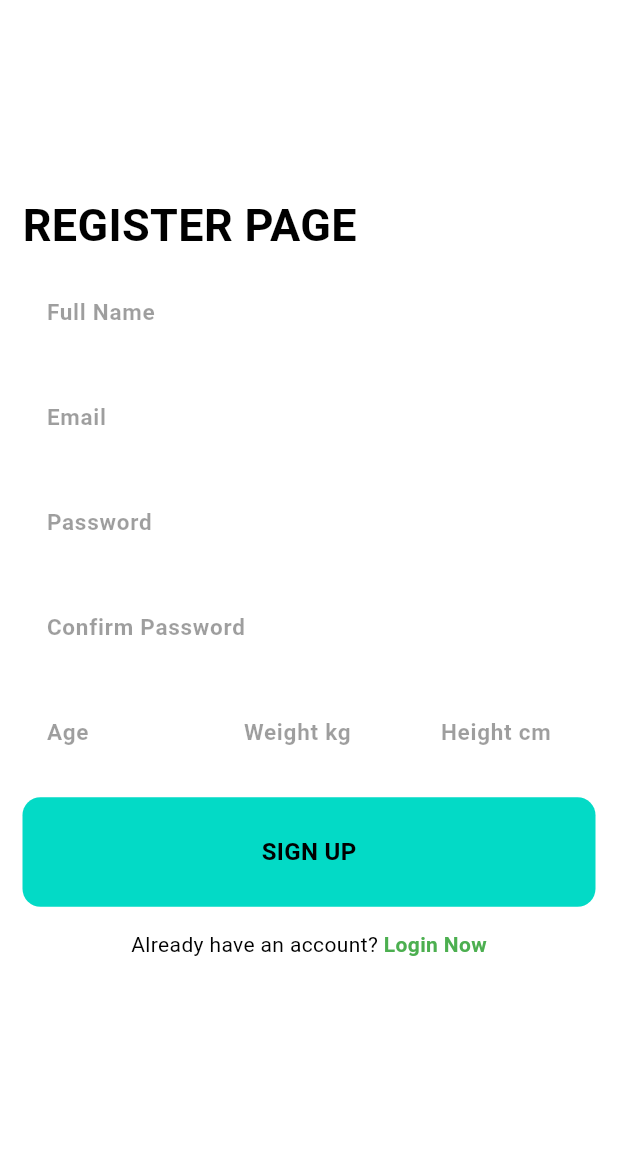
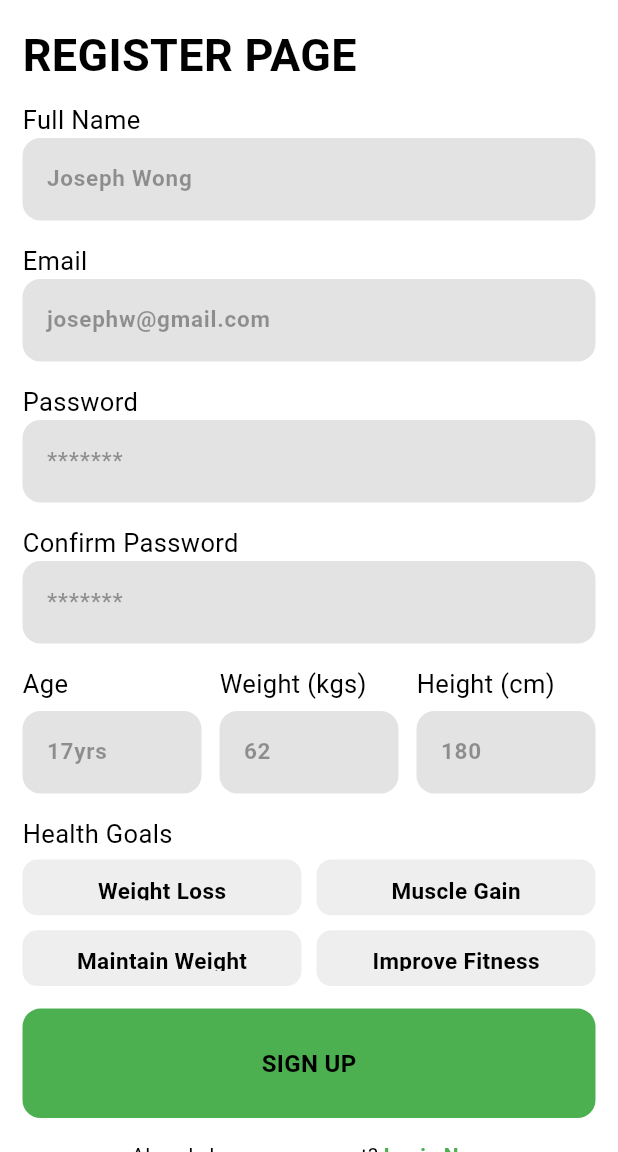
Before and after one commit to xx2301/healthtech-team-project, a Flutter app: the RegisterPage screen opened directly with empty values, on a phone screen of 412 x 824 dp, the part 84-1236 px from its top. Run offline on Flutter 3.47's test engine with Material 3 defaults, Android fonts, the light colour scheme and no system bars; our stand-ins replace fl_chart, flutter_bloc, shared_preferences; accounts and stored records are empty.

Commit message:
ogin and register update

```diff
--- /dev/null
+++ b/frontend/src/auth2_flutter/lib/features/data/domain/presentation/components/goal_chips.dart
@@ -0,0 +1,45 @@
+import 'package:flutter/material.dart';
+
+class GoalChip extends StatefulWidget {
+  final String label;
+  final bool isSelected;
+  final VoidCallback onTap;
+
+  const GoalChip({
+    super.key,
+    required this.label,
+    required this.isSelected,
+    required this.onTap,
+  });
+
+  @override
+  State<GoalChip> createState() => _GoalChipState();
+}
+
+class _GoalChipState extends State<GoalChip> {
+  @override
+  Widget build(BuildContext context) {
+    return GestureDetector(
+      onTap: widget.onTap,
+      child: Container(
+        padding: const EdgeInsets.symmetric(horizontal: 16, vertical: 10),
+        decoration: BoxDecoration(
+          color: widget.isSelected
+              ? const Color.fromARGB(255, 92, 173, 94)
+              : Colors.grey.shade200,
+          borderRadius: BorderRadius.circular(10),
+        ),
+        child: Center(
+          child: Text(
+            widget.label,
+            style: const TextStyle(
+              fontSize: 15,
+              fontWeight: FontWeight.bold,
+
+            ),
+          ),
+        ),
+      ),
+    );
+  }
+}
--- /dev/null
+++ b/frontend/src/auth2_flutter/lib/features/data/domain/presentation/components/header_title.dart
@@ -0,0 +1,15 @@
+import 'package:flutter/material.dart';
+
+class HeaderTitle extends StatelessWidget {
+  final String text;
+  const HeaderTitle({super.key, required this.text});
+
+  @override
+  Widget build(BuildContext context) {
+    return
+    Text(
+      text,
+      style: TextStyle(fontSize: 17),
+    );
+  }
+}
--- a/frontend/src/auth2_flutter/lib/features/data/domain/presentation/components/my_button.dart
+++ b/frontend/src/auth2_flutter/lib/features/data/domain/presentation/components/my_button.dart
@@ -13,7 +13,7 @@ class MyButton extends StatelessWidget {
       child: Container(
         padding: const EdgeInsets.all(25),
         decoration: BoxDecoration(
-          color: Theme.of(context).colorScheme.tertiary,
+          color: Colors.green,
           borderRadius: BorderRadius.circular(12),
         ),
         child: Center(
--- a/frontend/src/auth2_flutter/lib/features/data/domain/presentation/components/my_textfield.dart
+++ b/frontend/src/auth2_flutter/lib/features/data/domain/presentation/components/my_textfield.dart
@@ -45,7 +45,7 @@ class MyTextfield extends StatelessWidget {
         ),
         hintText: hintText,
         hintStyle: TextStyle(color: Colors.black38),
-        fillColor: Colors.white,
+        fillColor: const Color.fromARGB(74, 158, 158, 158),
         filled: true,
       ),
     );
--- a/frontend/src/auth2_flutter/lib/features/data/domain/presentation/pages/login.dart
+++ b/frontend/src/auth2_flutter/lib/features/data/domain/presentation/pages/login.dart
@@ -58,7 +58,7 @@ class _LoginPageState extends State<LoginPage> {
           //cancel button
           TextButton(
             onPressed: () => Navigator.pop(context),
-            child: const Text("Cancel"),
+            child: const Text("Cancel", style: TextStyle(fontWeight: FontWeight.bold),),
           ),
 
           //reset button
@@ -82,7 +82,7 @@ class _LoginPageState extends State<LoginPage> {
                 );
               }
             },
-            child: const Text("Reset"),
+            child: const Text("Reset", style: TextStyle(fontWeight: FontWeight.bold),),
           ),
         ],
       ),
--- a/frontend/src/auth2_flutter/lib/features/data/domain/presentation/pages/register.dart
+++ b/frontend/src/auth2_flutter/lib/features/data/domain/presentation/pages/register.dart
@@ -1,4 +1,6 @@
 import 'package:auth2_flutter/features/data/domain/presentation/components/appbar2.dart';
+import 'package:auth2_flutter/features/data/domain/presentation/components/goal_chips.dart';
+import 'package:auth2_flutter/features/data/domain/presentation/components/header_title.dart';
 import 'package:auth2_flutter/features/data/domain/presentation/components/my_button.dart';
 import 'package:auth2_flutter/features/data/domain/presentation/components/my_textfield.dart';
 import 'package:auth2_flutter/features/data/domain/presentation/cubits/auth_cubit.dart';
@@ -23,6 +25,7 @@ class _RegisterPageState extends State<RegisterPage> {
   final ageController = TextEditingController();
   final weightController = TextEditingController();
   final heightController = TextEditingController();
+  Set<String> selectedGoals = {};
 
   //focusnode for enter key navigation
   final FocusNode emailFocusNode = FocusNode();
@@ -92,27 +95,33 @@ class _RegisterPageState extends State<RegisterPage> {
   Widget build(BuildContext context) {
     return Scaffold(
       appBar: Appbar2(),
-      body: Center(
+      body: SingleChildScrollView(
+        child: Center(
           child: Padding(
             padding: const EdgeInsets.all(15.0),
             child: Column(
               mainAxisAlignment: MainAxisAlignment.center,
+              crossAxisAlignment: CrossAxisAlignment.start,
               children: [
                 //page name
                 Row(
                   children: [
                     Text(
                       "REGISTER PAGE",
-                    style: TextStyle(fontSize: 30, fontWeight: FontWeight.bold),
+                      style: TextStyle(
+                        fontSize: 30,
+                        fontWeight: FontWeight.bold,
+                      ),
                     ),
                   ],
                 ),
                 const SizedBox(height: 10),
 
+                HeaderTitle(text: "Full Name"),
                 //full name textfield
                 MyTextfield(
                   controller: fullNameController,
-                hintText: "Full Name",
+                  hintText: "Joseph Wong",
                   obsecureText: false,
                   textInputAction: TextInputAction.next,
                   onSubmitted: () {
@@ -120,10 +129,12 @@ class _RegisterPageState extends State<RegisterPage> {
                   },
                 ),
                 const SizedBox(height: 15),
+
+                HeaderTitle(text: "Email"),
                 //email textfield
                 MyTextfield(
                   controller: emailController,
-                hintText: "Email",
+                  hintText: "josephw@gmail.com",
                   obsecureText: false,
                   focusNode: emailFocusNode,
                   keyboardType: TextInputType.emailAddress,
@@ -135,23 +146,27 @@ class _RegisterPageState extends State<RegisterPage> {
 
                 const SizedBox(height: 15),
 
+                HeaderTitle(text: "Password"),
                 //password textfield
                 MyTextfield(
                   controller: passwordController,
-                hintText: "Password",
+                  hintText: "*******",
                   obsecureText: true,
                   focusNode: passwordFocusNode,
                   textInputAction: TextInputAction.next,
                   onSubmitted: () {
-                  FocusScope.of(context).requestFocus(confirmPasswordFocusNode);
+                    FocusScope.of(
+                      context,
+                    ).requestFocus(confirmPasswordFocusNode);
                   },
                 ),
                 const SizedBox(height: 15),
 
+                HeaderTitle(text: "Confirm Password"),
                 //confirm password
                 MyTextfield(
                   controller: confirmPasswordController,
-                hintText: "Confirm Password",
+                  hintText: "*******",
                   obsecureText: true,
                   focusNode: confirmPasswordFocusNode,
                   textInputAction: TextInputAction.next,
@@ -163,60 +178,152 @@ class _RegisterPageState extends State<RegisterPage> {
                 const SizedBox(height: 15),
 
                 //row textfield details
-
                 Row(
                   children: [
-
-                  //age textfield
+                    // AGE
                     Expanded(
-                    child: MyTextfield(
+                      child: Column(
+                        crossAxisAlignment: CrossAxisAlignment.start,
+                        children: [
+                          HeaderTitle(text: "Age"),
+                          const SizedBox(height: 6),
+                          MyTextfield(
                             controller: ageController,
-                      hintText: "Age",
+                            hintText: "17yrs",
                             obsecureText: false,
                             focusNode: ageFocusNode,
                             keyboardType: TextInputType.number,
                             textInputAction: TextInputAction.next,
                             onSubmitted: () {
-                        FocusScope.of(context).requestFocus(weightFocusNode);
+                              FocusScope.of(
+                                context,
+                              ).requestFocus(weightFocusNode);
                             },
+                          ),
+                        ],
                       ),
                     ),
 
                     const SizedBox(width: 12),
 
-                  //weight textfield
+                    // WEIGHT
                     Expanded(
-                    child: MyTextfield(
+                      child: Column(
+                        crossAxisAlignment: CrossAxisAlignment.start,
+                        children: [
+                          HeaderTitle(text: "Weight (kgs)"),
+                          const SizedBox(height: 6),
+                          MyTextfield(
                             controller: weightController,
-                      hintText: "Weight kg",
+                            hintText: "62",
                             obsecureText: false,
                             focusNode: weightFocusNode,
                             keyboardType: TextInputType.number,
                             textInputAction: TextInputAction.next,
                             onSubmitted: () {
-                        FocusScope.of(context).requestFocus(heightFocusNode);
+                              FocusScope.of(
+                                context,
+                              ).requestFocus(heightFocusNode);
                             },
+                          ),
+                        ],
                       ),
                     ),
 
                     const SizedBox(width: 12),
 
-                  //height textfield
+                    // HEIGHT
                     Expanded(
-                    child: MyTextfield(
+                      child: Column(
+                        crossAxisAlignment: CrossAxisAlignment.start,
+                        children: [
+                          HeaderTitle(text: "Height (cm)"),
+                          const SizedBox(height: 6),
+                          MyTextfield(
                             controller: heightController,
-                      hintText: "Height cm",
+                            hintText: "180",
                             obsecureText: false,
                             focusNode: heightFocusNode,
                             keyboardType: TextInputType.number,
                             textInputAction: TextInputAction.done,
                             onSubmitted: register,
                           ),
+                        ],
+                      ),
                     ),
                   ],
                 ),
                 const SizedBox(height: 15),
 
+                HeaderTitle(text: "Health Goals"),
+                const SizedBox(height: 5),
+                GridView.count(
+                  crossAxisCount: 2,
+                  crossAxisSpacing: 10,
+                  mainAxisSpacing: 10,
+                  shrinkWrap: true,
+                  physics: const NeverScrollableScrollPhysics(),
+                  childAspectRatio: 5,
+                  children: [
+                    GoalChip(
+                      label: "Weight Loss",
+                      isSelected: selectedGoals.contains("Weight Loss"),
+                      onTap: () {
+                        setState(() {
+                          if (selectedGoals.contains("Weight Loss")) {
+                            selectedGoals.remove("Weight Loss");
+                          } else {
+                            selectedGoals.add("Weight Loss");
+                          }
+                        });
+                      },
+                    ),
+
+                    GoalChip(
+                      label: "Muscle Gain",
+                      isSelected: selectedGoals.contains("Muscle Gain"),
+                      onTap: () {
+                        setState(() {
+                          if (selectedGoals.contains("Muscle Gain")) {
+                            selectedGoals.remove("Muscle Gain");
+                          } else {
+                            selectedGoals.add("Muscle Gain");
+                          }
+                        });
+                      },
+                    ),
+
+                    GoalChip(
+                      label: "Maintain Weight",
+                      isSelected: selectedGoals.contains("Maintain Weight"),
+                      onTap: () {
+                        setState(() {
+                          if (selectedGoals.contains("Maintain Weight")) {
+                            selectedGoals.remove("Maintain Weight");
+                          } else {
+                            selectedGoals.add("Maintain Weight");
+                          }
+                        });
+                      },
+                    ),
+
+                    GoalChip(
+                      label: "Improve Fitness",
+                      isSelected: selectedGoals.contains("Improve Fitness"),
+                      onTap: () {
+                        setState(() {
+                          if (selectedGoals.contains("Improve Fitness")) {
+                            selectedGoals.remove("Improve Fitness");
+                          } else {
+                            selectedGoals.add("Improve Fitness");
+                          }
+                        });
+                      },
+                    ),
+                  ],
+                ),
+
+                const SizedBox(height: 15),
                 //login button
                 MyButton(onTap: register, text: "SIGN UP"),
 
@@ -243,6 +350,7 @@ class _RegisterPageState extends State<RegisterPage> {
             ),
           ),
         ),
+      ),
     );
   }
 }
--- a/frontend/src/auth2_flutter/lib/main.dart
+++ b/frontend/src/auth2_flutter/lib/main.dart
@@ -15,6 +15,10 @@ import 'package:flutter/material.dart';
 import 'package:flutter_bloc/flutter_bloc.dart';
 import 'features/data/domain/presentation/repos/backend_auth_repo_impl.dart';
 
+//dark light mode
+  final ValueNotifier<ThemeMode> themeNotifier =
+    ValueNotifier(ThemeMode.light);
+
 void main() async {
   WidgetsFlutterBinding.ensureInitialized();
   runApp(MyApp());
@@ -25,9 +29,6 @@ class MyApp extends StatelessWidget {
 
   //auth repo
   final authRepo = BackendAuthRepoImpl();
-
-
-
 
   @override
   Widget build(BuildContext context) {
@@ -41,7 +42,10 @@ class MyApp extends StatelessWidget {
         ),
       ],
 
-      child: MaterialApp(
+      child: ValueListenableBuilder(
+        valueListenable: themeNotifier,
+        builder: (context, value, child) {
+          return MaterialApp(
             debugShowCheckedModeBanner: false,
             routes:{
               '/homepage':(context)=> HomePage(),
@@ -53,9 +57,9 @@ class MyApp extends StatelessWidget {
               '/personalinfopage':(context)=> PersonalInfo(),
             },
 
-        //bloc consumer - auth
-        home: DevicesPage(),
-        /*BlocConsumer<AuthCubit, AuthState>(
+
+            home:
+            BlocConsumer<AuthCubit, AuthState>(
               builder: (context, state) {
                 print(state);
                 //unathenticated -> auth page (login/register)
@@ -79,11 +83,13 @@ class MyApp extends StatelessWidget {
                   ).showSnackBar(SnackBar(content: Text((state.message))));
                 }
               },
-        ), */
+            ),
           theme: mainTheme,
           darkTheme: darkTheme,
           themeMode: ThemeMode.system
 
+          );
+        }
       ),
     );
 
```
Lines whose indentation alone changed are shown as unchanged.
